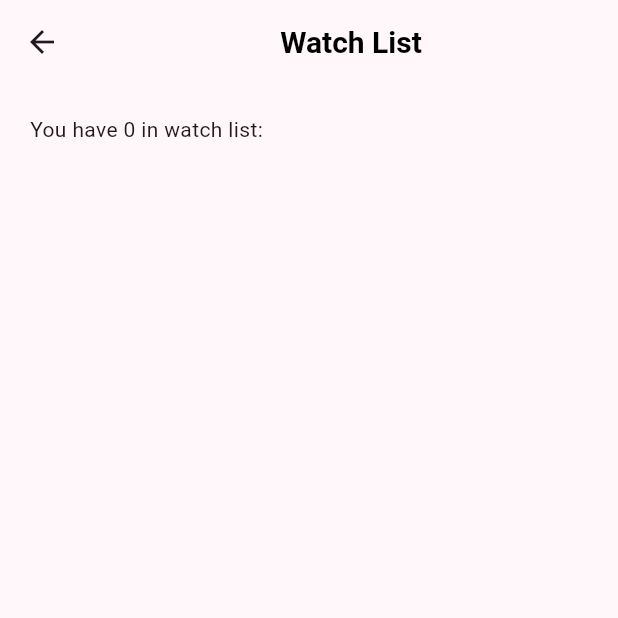
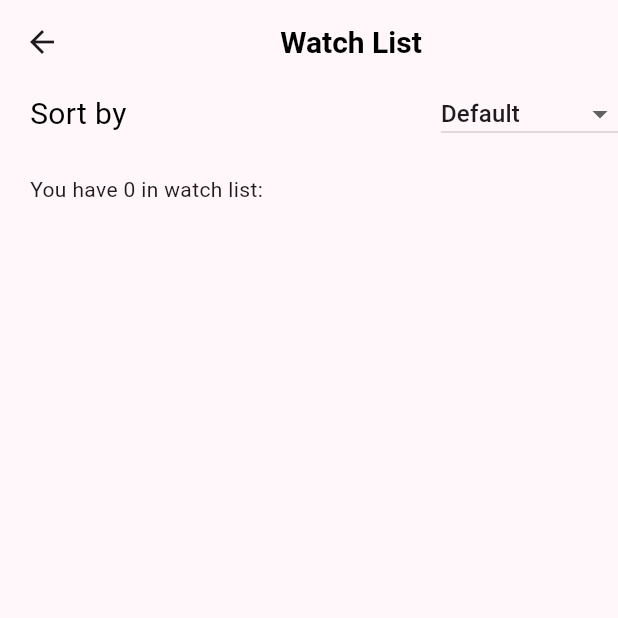
Before and after one commit to mainex/untiteled, a Flutter app: the WatchListPage screen opened directly, on a phone screen of 412 x 824 dp, the top half of it. Run offline on Flutter 3.47's test engine with Material 3 defaults, Android fonts, the phone set to English and light mode, and no system bars; our stand-ins replace connectivity_plus, floor, internet_connection_checker, sqflite; accounts and stored records are empty; generated files the repository leaves out were written again; network calls fail.

Commit message:
sorting dropdown

```diff
--- a/lib/my_app_state.dart
+++ b/lib/my_app_state.dart
@@ -18,4 +18,8 @@ class MyAppState extends ChangeNotifier {
     }
     notifyListeners();
   }
+
+  void sort() {
+
+  }
 }
--- a/lib/watch_list_page.dart
+++ b/lib/watch_list_page.dart
@@ -6,14 +6,35 @@ import 'horizontal_card.dart';
 import 'main.dart';
 import 'my_app_state.dart';
 
-class WatchListPage extends StatelessWidget {
+class WatchListPage extends StatefulWidget {
+  @override
+  State<WatchListPage> createState() => _WatchListPageState();
+}
+
+class _WatchListPageState extends State<WatchListPage> {
+  String dropdownvalue = 'Default';
+
   @override
   Widget build(BuildContext context) {
     var appState = context.watch<MyAppState>();
+
+    List<Film> sortedWatchList = [];
+
+    for (var film in appState.watchList.values) {
+      sortedWatchList.add(film);
+    }
+
+    switch (dropdownvalue) {
+      case 'Title':
+        sortedWatchList.sort((a, b) => a.title.compareTo(b.title));
+      case 'Release date':
+        sortedWatchList.sort((a, b) => a.releaseDate.compareTo(b.releaseDate));
+    }
+
     return Scaffold(
       appBar: AppBar(
         title:
-        Align(alignment: Alignment.center, child: const Text('Watch List')),
+            Align(alignment: Alignment.center, child: const Text('Watch List')),
         titleTextStyle: TextStyle(
             fontSize: 20, color: Colors.black, fontWeight: FontWeight.w700),
       ),
@@ -31,11 +52,47 @@ class WatchListPage extends StatelessWidget {
                 return ListView(
                   children: [
                     Padding(
+                      padding: const EdgeInsets.only(left: 20),
+                      child: SizedBox(
+                        height: 40,
+                        child: Row(
+                          children: [
+                            Align(
+                                alignment: Alignment.centerLeft,
+                                child: const Text('Sort by',
+                                    style: TextStyle(
+                                        fontSize: 20, color: Colors.black))),
+                            Spacer(),
+                            Align(
+                                alignment: Alignment.centerRight,
+                                child: DropdownButton<String>(
+                                  value: dropdownvalue,
+                                  items: <String>[
+                                    'Default',
+                                    'Title',
+                                    'Release date'
+                                  ].map((String value) {
+                                    return DropdownMenuItem<String>(
+                                      value: value,
+                                      child: Text(value),
+                                    );
+                                  }).toList(),
+                                  onChanged: (String? newValue) {
+                                    setState(() {
+                                      dropdownvalue = newValue!;
+                                    });
+                                  },
+                                )),
+                          ],
+                        ),
+                      ),
+                    ),
+                    Padding(
                       padding: const EdgeInsets.all(20),
                       child: Text('You have '
                           '${appState.watchList.length} in watch list:'),
                     ),
-                    for (var film in appState.watchList.values)
+                    for (var film in sortedWatchList)
                       HorizontalCard(film: film),
                   ],
                 );
```
